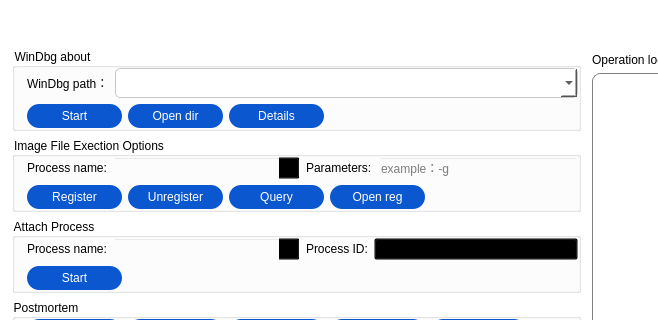
Qt form WindbgIFEO/WindbgIFEO.ui (MingYueRuYa/worktools) before a commit; both pictures show x 0 to 658 and y 0 to 320 of the 1167 by 644 pixel window.
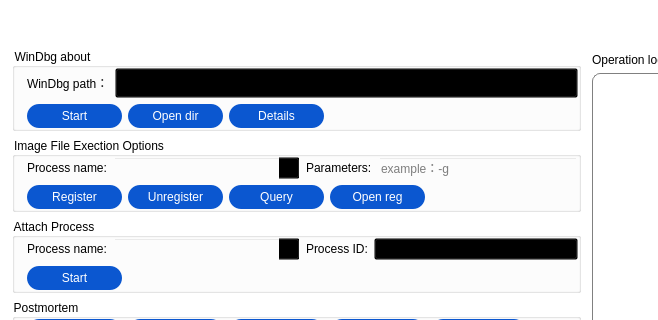
The same form after that commit. Icons and pictures are not drawn. Custom widgets are drawn as their Qt base class.

Commit message: 增加自定义combobox样式

Patch:
```diff
--- a/WindbgIFEO/WindbgIFEO.ui
+++ b/WindbgIFEO/WindbgIFEO.ui
@@ -283,46 +283,13 @@
                      <height>30</height>
                     </size>
                    </property>
-                   <property name="styleSheet">
-                    <string notr="true">QComboBox{
-border: 1px solid #C7C7C7;
-border-radius: 5px;
-font-size:14px;
-background-color:white;
-padding-right:10px;
-}
-
-
-QComboBox::drop-down{
-width:19px;
-height:8px;
-subcontrol-position:right center;
-image: url(:/WindbgConfig/images/select.png);
-padding-right: 11px;
-}
-
-QComboBox::hover{
-background:#F2F2F2;	  
-}
-
-QComboBox::on{
-border: 1px solid blue;  
-}
-
-QComboBox {combobox-popup: 0;}
-
- 
-QComboBox::item:selected {
-    background-color: black;
-}</string>
-                   </property>
                    <property name="editable">
                     <bool>false</bool>
                    </property>
                    <property name="iconSize">
                     <size>
-                     <width>1</width>
-                     <height>50</height>
+                     <width>16</width>
+                     <height>16</height>
                     </size>
                    </property>
                    <property name="frame">
@@ -1223,6 +1190,13 @@
   </layout>
  </widget>
  <layoutdefault spacing="6" margin="11"/>
+ <customwidgets>
+  <customwidget>
+   <class>ComboBox</class>
+   <extends>QComboBox</extends>
+   <header location="global">combobox.h</header>
+  </customwidget>
+ </customwidgets>
  <resources>
   <include location="resource/WindbgIFEO.qrc"/>
  </resources>
```
Left out of the diff: 2 changed lines with no effect on the pictures. The commit also changes 8 other files.
